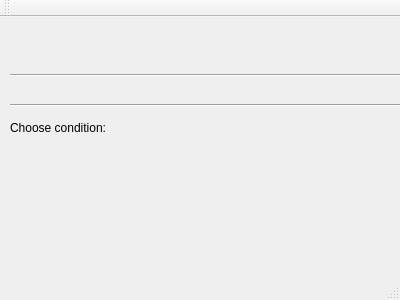
Qt form SystemGui/mainwindow.ui (chris-hld/System-Demo-GUI) before a commit.
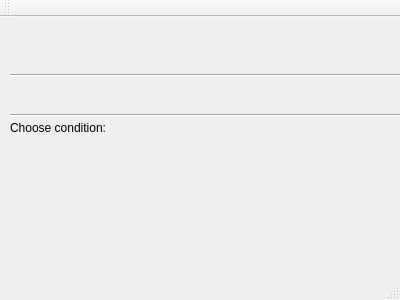
The same form after that commit.

What changed in the file:
```diff
--- a/SystemGui/mainwindow.ui
+++ b/SystemGui/mainwindow.ui
@@ -31,7 +31,7 @@
     <property name="geometry">
      <rect>
       <x>10</x>
-      <y>80</y>
+      <y>90</y>
       <width>580</width>
       <height>16</height>
      </rect>
```
